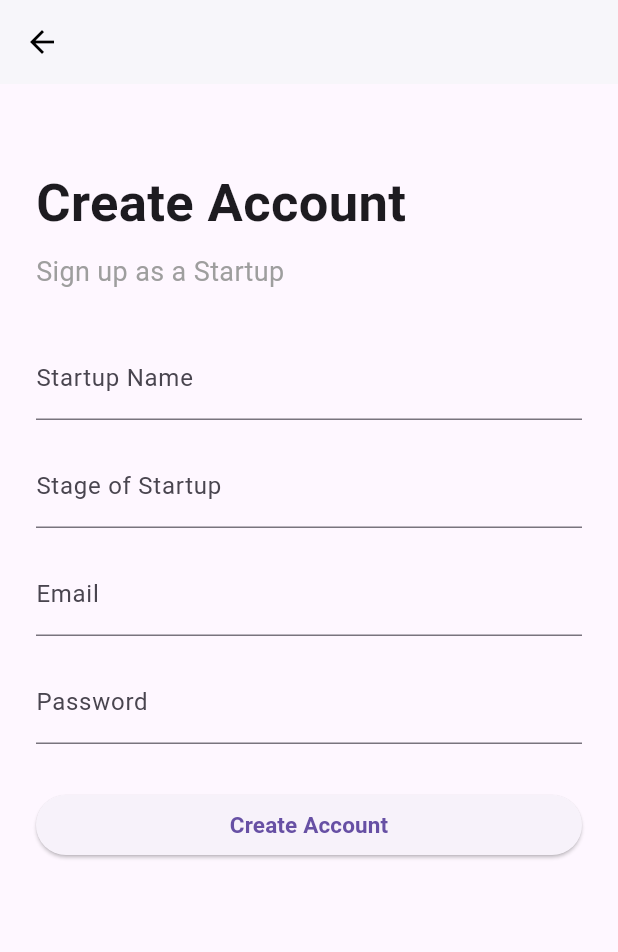
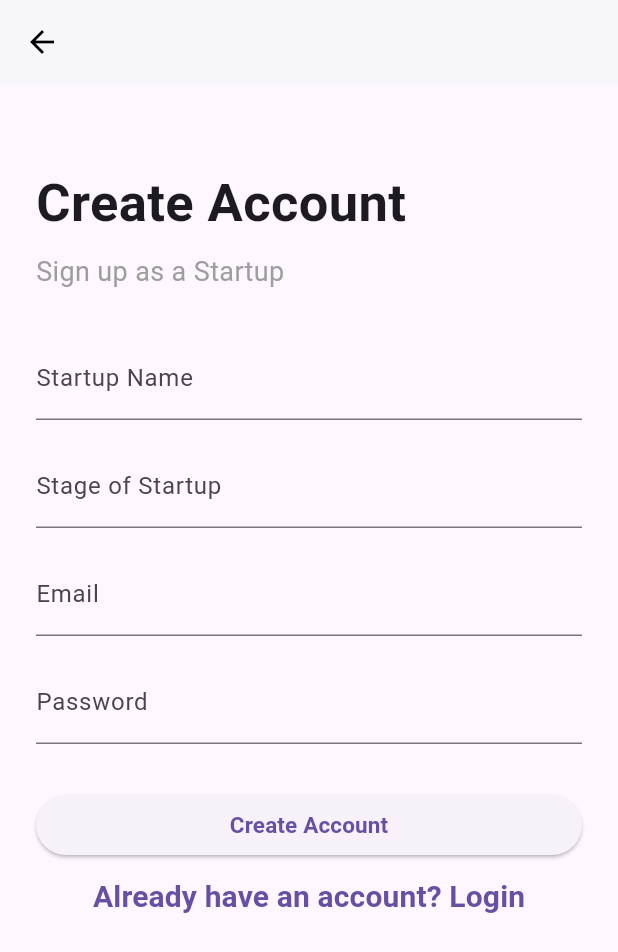
Before and after one commit to Vyshak10/Next_app, a Flutter app: the screen it shows after launch, after a tap on "Skip", after a tap on "Startup", on a phone screen of 412 x 824 dp. Shown: the top 952 px of the screen. Run offline on Flutter 3.47's test engine with Material 3 defaults, Android fonts, the phone set to English and light mode, and no system bars; our stand-ins replace image_picker.

Commit message:
errors corrected

```diff
--- a/lib/routes/app_routes.dart
+++ b/lib/routes/app_routes.dart
@@ -2,15 +2,10 @@
 
 
 import 'package:flutter/material.dart';
-
-import 'package:next_app/view/login/login_view.dart';
-import '../view/homepage/home.dart';
-
 import 'package:next_app/view/homepage/company.dart';
 import 'package:next_app/view/homepage/seeker.dart';
 import 'package:next_app/view/login/login_view.dart';
 import '../view/homepage/startUp.dart';
-
 import '../view/login/signup_view.dart';
 
 
@@ -18,26 +13,17 @@ import '../view/login/signup_view.dart';
 class AppRoutes {
   static const String signup = '/signup';
   static const String login= '/login';
-
-  static const String home = '/home';
-
-
   static const String startUp = '/startUp';
   static const String Company = '/Company';
   static const String seeker = '/Seeker';
-
 
   static Map<String, WidgetBuilder> getRoutes() {
     return {
       signup: (context) => const SignUpPage(),
       login: (context) => const LoginView(),
-
-      home: (context) => const HomePage(),
-
       startUp: (context) => const Startup(),
       Company: (context) => const CompanyScreen(),
       seeker: (context) => const SeekerPage()
-
     };
   }
 }
--- a/lib/view/login/signup_view.dart
+++ b/lib/view/login/signup_view.dart
@@ -50,26 +50,35 @@ class SignUpPage extends StatelessWidget {
 
               SizedBox(
                 width: double.infinity,
-                child: ElevatedButton(onPressed: () {
-
-                  Navigator.pushNamed(context, '/login');
-
+                child: ElevatedButton(
+                  onPressed: () {
                     Navigator.pushNamed(
                       context,
                       '/login',
                       arguments: {'userType': userType},
                     );
-
-
                   },
-                    child: Text('Create Account',
+                  child: Text(
+                    'Create Account',
                     style: TextStyle(
                       fontSize: 15,
                       fontWeight: FontWeight.bold,
                     ),
                   ),
                 ),
+              ),
+
+              Center(
+                child: TextButton(onPressed: (){
+                  Navigator.pushNamed(context, '/login');
+                },
+                    child: Text('Already have an account? Login',
+                    style: TextStyle(
+                      fontSize: 20,
+                      fontWeight: FontWeight.bold
+                    ),)),
               )
+
             ],
           ),
         ),
--- a/lib/view/login/user_type.dart
+++ b/lib/view/login/user_type.dart
@@ -1,5 +1,3 @@
-
-
 import 'package:flutter/material.dart';
 import 'package:next_app/common_widget/role_option_card.dart';
 import 'package:next_app/view/login/login_view.dart';
@@ -71,22 +69,6 @@ class _UserTypeState extends State<UserType> {
                   const SizedBox(height: 32,),
 
                   RoleOptionCard(
-
-                      title: 'Established Company',
-                      description: 'Looking to hire talent and grow your team',
-                      icon: Icons.business_center,
-                      iconColor: Colors.deepOrange,
-                      features: const [
-                        'Looking to hire talent and grow your team'
-                        'Browse candidate profiles',
-                        'Manage applications',
-                        'Track progress',
-                      ],
-
-                    onTap: () {
-                        Navigator.pushNamed(context, '/signup',
-                            arguments:{'userType':'Established Company'});
-
                     title: 'Established Company',
                     description: 'Looking to hire talent and grow your team',
                     icon: Icons.business_center,
@@ -122,21 +104,6 @@ class _UserTypeState extends State<UserType> {
                   ),
 
                   RoleOptionCard(
-
-                      title:'Job Seeker',
-                      description: 'Looking for job opportunities and connections',
-                      icon: Icons.person,
-                      iconColor:  const Color(0xFF0066CC),
-                      features: const [
-                        'Discover job opportunities',
-                        'Connect with companies',
-                        'Showcase your skills and experience',
-                      ],
-
-                    onTap: (){
-                        Navigator.pushNamed(context, '/signup',
-                            arguments:{'userType':'Job Seeker'});
-
                     title:'Job Seeker',
                     description: 'Looking for job opportunities and connections',
                     icon: Icons.person,
@@ -150,29 +117,11 @@ class _UserTypeState extends State<UserType> {
                     onTap: (){
                       Navigator.pushNamed(context, '/signup',
                           arguments:{'userType':'Job Seeker'});
-
                     },
 
                   ),
 
                   SizedBox(height:10,),
-
-
-                  Center(
-                    child:
-                    TextButton(onPressed: () => Navigator.push(context,
-                        MaterialPageRoute(builder: (context) => LoginView()
-                        )
-                    ),child:const Text('Already have a account ? Log in',
-                    style: TextStyle(
-                      fontSize: 18,
-                        fontWeight: FontWeight.w500,
-                      color:  Color(0xFF0066CC)
-                    ),)
-                    ),
-                  )
-
-
 
                 ],
               )
--- a/pubspec.yaml
+++ b/pubspec.yaml
@@ -36,6 +36,8 @@ dependencies:
   # Use with the CupertinoIcons class for iOS style icons.
   cupertino_icons: ^1.0.8
   shared_preferences: ^2.5.3
+
+
   image_picker: ^1.0.4
 
 
```
Also changed, not shown: lib/view/login/login_view.dart (+26 -42 lines). Lines whose indentation alone changed are shown as unchanged.
